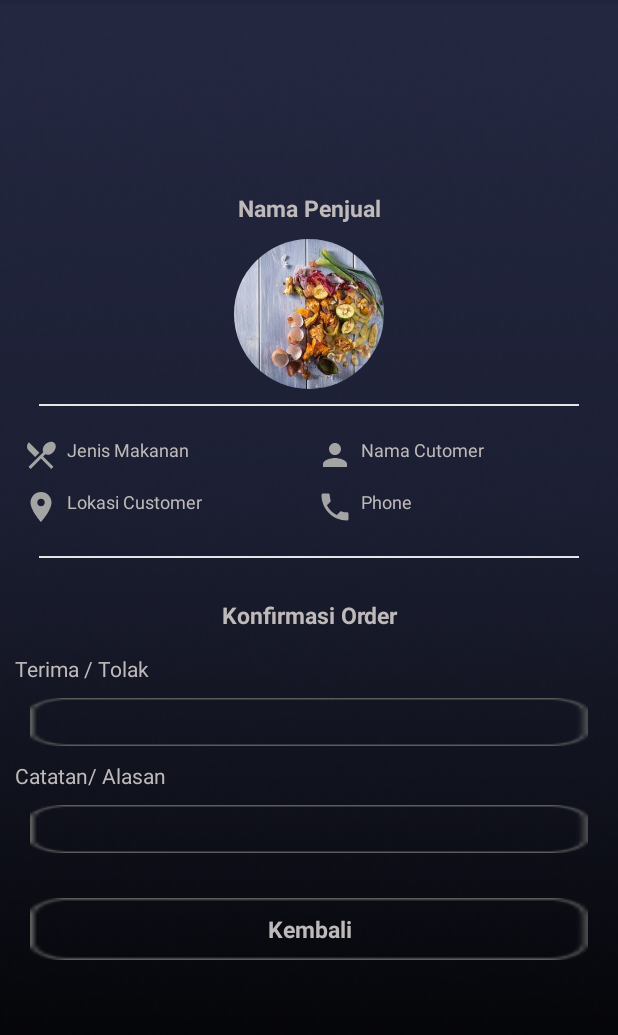
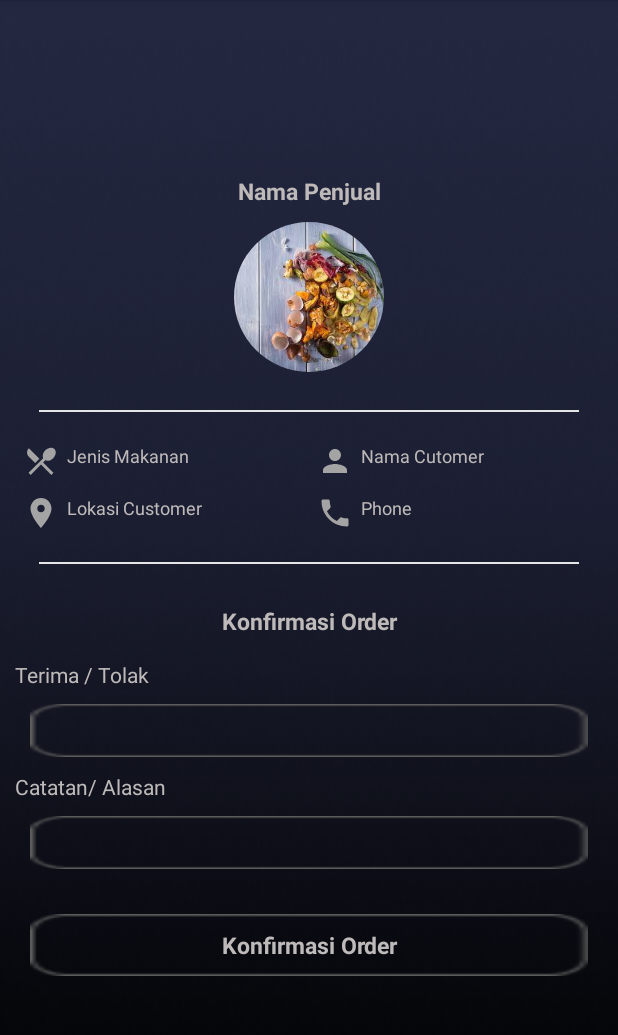
Before and after one commit to CindoddCindy/futrashMitra, an Android app: the OrderKonfirmasi screen opened directly, with no data from a screen before it, on a phone screen of 412 x 824 dp, the part 84-1119 px from its top. Run offline under Robolectric (Android 15) with nearby library versions, the phone set to English and light mode, and no system bars; our stand-ins replace CircleImageView.

Commit message:
tambah detail konfirm

```diff
--- a/futrashMitraProject/app/src/main/java/com/futrashproject/futrashmitra/view/OrderKonfirmasi.java
+++ b/futrashMitraProject/app/src/main/java/com/futrashproject/futrashmitra/view/OrderKonfirmasi.java
@@ -3,14 +3,43 @@ package com.futrashproject.futrashmitra.view;
 import androidx.appcompat.app.AppCompatActivity;
 
 import android.os.Bundle;
+import android.view.View;
+import android.widget.EditText;
+import android.widget.TextView;
 
 import com.futrashproject.futrashmitra.R;
 
 public class OrderKonfirmasi extends AppCompatActivity {
+    private TextView textView_nama_penjual, textView_nama_makanan, textView_lokasi_customer,
+    textView_nama_customer, textView_phone_customer;
+
+    private EditText editText_terima_tolak, editText_note_reason;
+
+    private TextView textView_btn_confirm;
 
     @Override
     protected void onCreate(Bundle savedInstanceState) {
         super.onCreate(savedInstanceState);
         setContentView(R.layout.activity_order_konfirmasi);
+
+        textView_nama_penjual=findViewById(R.id.tv_confirm_nama_penjual);
+        textView_nama_makanan=findViewById(R.id.tv_confirm_jenis_makanan);
+        textView_lokasi_customer=findViewById(R.id.tv_confirm_lokasi_customer);
+        textView_nama_customer=findViewById(R.id.tv_confirm_cutomer_name);
+        textView_phone_customer=findViewById(R.id.tv_confirm_cust_phone);
+        editText_terima_tolak=findViewById(R.id.et_confirm_activity_terima_tolak);
+        editText_note_reason=findViewById(R.id.et_confirm_activity_catatan_alasan);
+        textView_btn_confirm=findViewById(R.id.tv_confirm_layout_btn_konfirm_order);
+
+        textView_btn_confirm.setOnClickListener(new View.OnClickListener() {
+            @Override
+            public void onClick(View v) {
+
+            }
+        });
+    }
+
+    public void confirmOder(){
+
     }
 }
--- a/futrashMitraProject/app/src/main/res/layout/activity_order_konfirmasi.xml
+++ b/futrashMitraProject/app/src/main/res/layout/activity_order_konfirmasi.xml
@@ -38,6 +38,7 @@
 
 
         <de.hdodenhof.circleimageview.CircleImageView
+            android:layout_marginBottom="15dp"
             android:layout_gravity="center"
             android:layout_width="100dp"
             android:layout_height="100dp"
@@ -180,8 +181,8 @@
 
             </TextView>
 
-            <TextView
-                android:id="@+id/tv_confirm_activity_terima_tolak"
+            <EditText
+                android:id="@+id/et_confirm_activity_terima_tolak"
                 android:textColor="#BFBABA"
                 android:gravity="center"
                 android:layout_margin="10dp"
@@ -190,7 +191,7 @@
                 android:layout_width="match_parent"
                 android:layout_height="wrap_content">
 
-            </TextView>
+            </EditText>
 
             <TextView
                 android:textColor="#BFBABA"
@@ -202,8 +203,8 @@
 
             </TextView>
 
-            <TextView
-                android:id="@+id/tv_confirm_activity_catatan_alasan"
+            <EditText
+                android:id="@+id/et_confirm_activity_catatan_alasan"
                 android:textColor="#BFBABA"
                 android:gravity="center"
                 android:layout_margin="10dp"
@@ -212,17 +213,17 @@
                 android:layout_width="match_parent"
                 android:layout_height="wrap_content">
 
-            </TextView>
+            </EditText>
 
 
 
             <TextView
-                android:id="@+id/tv_confirm_layout_btn_kembali"
+                android:id="@+id/tv_confirm_layout_btn_konfirm_order"
                 android:textColor="#BFBABA"
                 android:layout_marginTop="20dp"
                 android:layout_marginLeft="10dp"
                 android:layout_marginRight="10dp"
-                android:text="Kembali"
+                android:text="Konfirmasi Order"
                 android:gravity="center"
                 android:textSize="15dp"
                 android:textStyle="bold"
```
